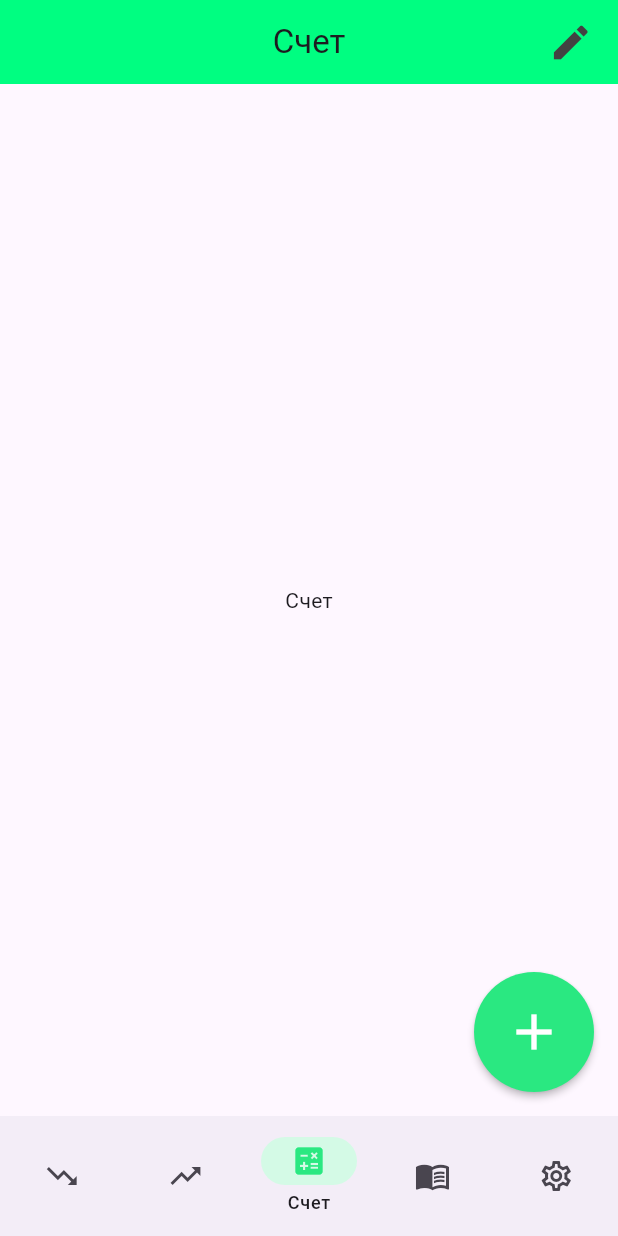
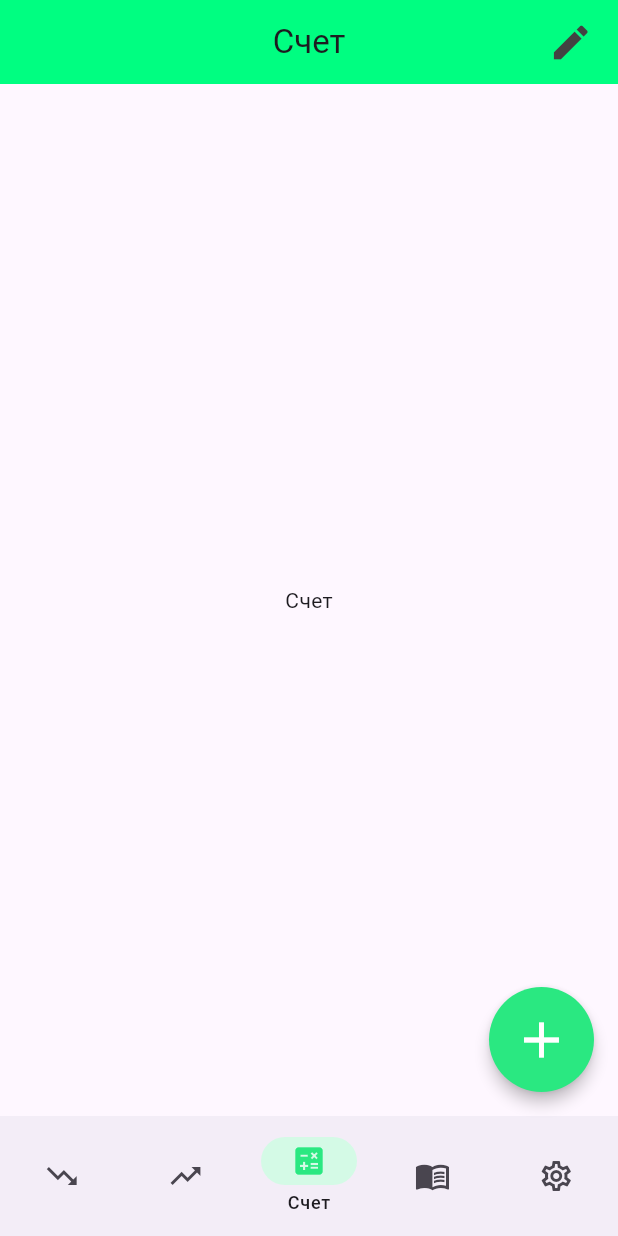
Before and after one commit to LocTime1/yandex_school, a Flutter app: the screen it shows after launch, item 3 of the bottom bar chosen, after a tap on the "edit" icon, on a phone screen of 412 x 824 dp. Run offline on Flutter 3.47's test engine with Material 3 defaults, Android fonts, the light colour scheme and no system bars; our stand-ins replace freezed_annotation.

Commit message:
Corrected all the comments of the review

```diff
--- a/lib/core/models.dart
+++ b/lib/core/models.dart
@@ -1,12 +1,3 @@
 import 'package:flutter/foundation.dart';
 
-class NavModel extends ChangeNotifier {
-  int _selectedIndex = 0;
-  int get selectedIndex => _selectedIndex;
-
-  void setIndex(int i) {
-    if (i == _selectedIndex) return;
-    _selectedIndex = i;
-    notifyListeners();
-  }
-}
+final selectedIndex = ValueNotifier<int>(0);
--- a/lib/domain/repositories/transaction_repository.dart
+++ b/lib/domain/repositories/transaction_repository.dart
@@ -1,7 +1,11 @@
 import '../entities/transaction.dart';
 
 abstract class TransactionRepository {
-  Future<List<AppTransaction>> getAllTransactions();
+  Future<List<AppTransaction>> getTransactionsByAccountPeriod({
+    required int accountId,
+    required DateTime from,
+    required DateTime to,
+  });
   Future<AppTransaction> getTransactionById(int id);
   Future<AppTransaction> createTransaction(AppTransaction t);
   Future<AppTransaction> updateTransaction(AppTransaction t);
--- a/lib/main.dart
+++ b/lib/main.dart
@@ -1,6 +1,5 @@
 import 'package:flutter/material.dart';
 import 'package:provider/provider.dart';
-import 'core/models.dart';
 import 'data/repositories/mock_bank_account_repository.dart';
 import 'data/repositories/mock_transaction_repository.dart';
 import 'domain/repositories/bank_account_repository.dart';
@@ -14,8 +13,8 @@ void main() {
   runApp(
     MultiProvider(
       providers: [
-        ChangeNotifierProvider<NavModel>(
-          create: (_) => NavModel(),
+        ChangeNotifierProvider<ValueNotifier<int>>(
+          create: (_) => ValueNotifier<int>(0),
         ),
         Provider<CategoryRepository>(
           create: (_) => MockCategoryRepository(),
--- a/lib/ui/screens/expense_page.dart
+++ b/lib/ui/screens/expense_page.dart
@@ -3,7 +3,7 @@ import 'package:provider/provider.dart';
 
 import '../../domain/entities/transaction.dart';
 import '../../domain/entities/category.dart';
-import '../../domain/repositories/transaction_repository.dart';
+// import '../../domain/repositories/transaction_repository.dart';
 import '../../domain/repositories/category_repository.dart';
 
 class ExpensesPage extends StatelessWidget {
@@ -11,11 +11,11 @@ class ExpensesPage extends StatelessWidget {
 
   @override
   Widget build(BuildContext context) {
-    final txRepo  = context.read<TransactionRepository>();
+    // final txRepo  = context.read<TransactionRepository>();
     final catRepo = context.read<CategoryRepository>();
     return FutureBuilder<List<dynamic>>(
       future: Future.wait([
-        txRepo.getAllTransactions(),
+        // txRepo.getAllTransactions(),
         catRepo.getAllCategories(),
       ]),
       builder: (ctx, snap) {
--- a/lib/ui/screens/home_screen.dart
+++ b/lib/ui/screens/home_screen.dart
@@ -1,16 +1,14 @@
 import 'package:flutter/material.dart';
 import 'package:provider/provider.dart';
-import 'package:yandex_homework_1/ui/screens/expense_page.dart';
-import 'package:yandex_homework_1/ui/screens/revenue_page.dart';
 
-import '../../core/models.dart';
+import '../widgets/home_app_bar.dart';
+import '../widgets/home_fab.dart';
 
 class HomeScreen extends StatelessWidget {
   HomeScreen({super.key});
-  // final int _selectedIndex = 0;
   final _pages = const [
-    ExpensesPage(),
-    RevenuePage(),
+    Center(child: Text('Доходы сегодня')),
+    Center(child: Text('Расходы сегодня')),
     Center(child: Text('Счет')),
     Center(child: Text('Статьи')),
     Center(child: Text('Настройки')),
@@ -23,70 +21,17 @@ class HomeScreen extends StatelessWidget {
     'Настройки',
   ];
 
-  AppBar buildAppBar(int idx) {
-    final title = _titles[idx];
-    final color = Color.fromRGBO(0, 254, 129, 1);
-    List<Widget> actions = [];
-    if (idx == 0 || idx == 1) {
-      actions = [
-        IconButton(
-          onPressed: () {},
-          padding: EdgeInsets.only(right: 15),
-          icon: Icon(Icons.history, color: Colors.grey[800], size: 30),
-        ),
-      ];
-    } else if (idx == 2) {
-      actions = [
-        IconButton(
-          onPressed: () {},
-          padding: EdgeInsets.only(right: 15),
-          icon: Icon(Icons.edit, color: Colors.grey[800], size: 30),
-        ),
-      ];
-    } else {
-      actions = [];
-    }
-    return AppBar(
-      title: Text(title),
-      centerTitle: true,
-      backgroundColor: color,
-      actions: actions,
-    );
-  }
-
-  RawMaterialButton? _buildFab(int idx) {
-    if (idx < 3) {
-      return RawMaterialButton(
-        onPressed: () {
-        },
-        fillColor: Color.fromRGBO(42, 232, 129, 1),
-        constraints: BoxConstraints.tightFor(
-          width: 80.0,
-          height: 80.0,
-        ),
-        shape: CircleBorder(),
-        child: Icon(
-          Icons.add,
-          size: 40.0,
-          color: Colors.white,
-        ),
-      );
-    }
-    return null;
-  }
-
   @override
   Widget build(BuildContext context) {
-    final model = context.watch<NavModel>();
-    final idx = model.selectedIndex;
+    final nav = context.watch<ValueNotifier<int>>();
+    final idx = nav.value;
     return Scaffold(
-      appBar: buildAppBar(idx),
+      appBar: HomeAppBar(titles: _titles, idx: idx),
       body: IndexedStack(index: idx, children: _pages),
       bottomNavigationBar: NavigationBar(
         selectedIndex: idx,
-        onDestinationSelected: (i) {
-          context.read<NavModel>().setIndex(i);
-        },
+        onDestinationSelected:
+            (i) => context.read<ValueNotifier<int>>().value = i,
         backgroundColor: Color.fromRGBO(243, 237, 247, 1),
         indicatorColor: Color.fromRGBO(212, 250, 230, 1),
         labelBehavior: NavigationDestinationLabelBehavior.onlyShowSelected,
@@ -133,7 +78,8 @@ class HomeScreen extends StatelessWidget {
           ),
         ],
       ),
-      floatingActionButton: _buildFab(idx),
+      floatingActionButton: HomeFab(idx),
+      floatingActionButtonLocation: FloatingActionButtonLocation.endFloat,
     );
   }
 }
--- a/lib/ui/screens/revenue_page.dart
+++ b/lib/ui/screens/revenue_page.dart
@@ -3,7 +3,7 @@ import 'package:provider/provider.dart';
 
 import '../../domain/entities/transaction.dart';
 import '../../domain/entities/category.dart';
-import '../../domain/repositories/transaction_repository.dart';
+// import '../../domain/repositories/transaction_repository.dart';
 import '../../domain/repositories/category_repository.dart';
 
 class RevenuePage extends StatelessWidget {
@@ -11,11 +11,11 @@ class RevenuePage extends StatelessWidget {
 
   @override
   Widget build(BuildContext context) {
-    final txRepo = context.read<TransactionRepository>();
+    // final txRepo = context.read<TransactionRepository>();
     final catRepo = context.read<CategoryRepository>();
     return FutureBuilder<List<dynamic>>(
       future: Future.wait([
-        txRepo.getAllTransactions(),
+        // txRepo.getAllTransactions(),
         catRepo.getAllCategories(),
       ]),
       builder: (ctx, snap) {
--- /dev/null
+++ b/lib/ui/widgets/home_app_bar.dart
@@ -0,0 +1,52 @@
+import 'package:flutter/material.dart';
+
+class HomeAppBar extends StatelessWidget implements PreferredSizeWidget {
+  final List<String> titles;
+  final int idx;
+
+  const HomeAppBar({required this.titles, required this.idx});
+
+  @override
+  Widget build(BuildContext context) {
+    return AppBar(
+      title: Text(titles[idx]),
+      centerTitle: true,
+      backgroundColor: const Color(0xFF00FE81),
+      actions: _buildActions(idx),
+    );
+  }
+
+  List<Widget> _buildActions(int idx) {
+    switch (idx) {
+      case 0:
+      case 1:
+        return [ _AppBarIcon(icon: Icons.history, onPressed: () {}) ];
+      case 2:
+        return [ _AppBarIcon(icon: Icons.edit,    onPressed: () {}) ];
+      default:
+        return [];
+    }
+  }
+
+  @override
+  Size get preferredSize => const Size.fromHeight(kToolbarHeight);
+}
+
+class _AppBarIcon extends StatelessWidget {
+  final IconData icon;
+  final VoidCallback onPressed;
+
+  const _AppBarIcon({
+    required this.icon,
+    required this.onPressed,
+  });
+
+  @override
+  Widget build(BuildContext context) {
+    return IconButton(
+      onPressed: onPressed,
+      padding: const EdgeInsets.only(right: 15),
+      icon: Icon(icon, color: Colors.grey[800], size: 30),
+    );
+  }
+}
--- /dev/null
+++ b/lib/ui/widgets/home_fab.dart
@@ -0,0 +1,20 @@
+
+import 'package:flutter/material.dart';
+
+class HomeFab extends StatelessWidget {
+  final int idx;
+  const HomeFab(this.idx);
+
+  @override
+  Widget build(BuildContext context) {
+    if (idx >= 3) return const SizedBox.shrink();
+    return RawMaterialButton(
+      onPressed: () {},
+      fillColor: const Color(0xFF2AE881),
+      constraints: const BoxConstraints.tightFor(width: 70, height: 70),
+      shape: const CircleBorder(),
+      elevation: 4,
+      child: const Icon(Icons.add, size: 40, color: Colors.white),
+    );
+  }
+}
```
Also changed, not shown: lib/data/repositories/mock_bank_account_repository.dart (+47 -5 lines), lib/data/repositories/mock_transaction_repository.dart (+10 -3 lines), lib/domain/entities/account_history.dart (added, +19 -0 lines), lib/domain/repositories/bank_account_repository.dart (+7 -0 lines), lib/ui/widgets/expenses_widget.dart (deleted, +0 -85 lines), lib/domain/entities/account_history.freezed.dart (added), lib/domain/entities/account_history.g.dart (added).
